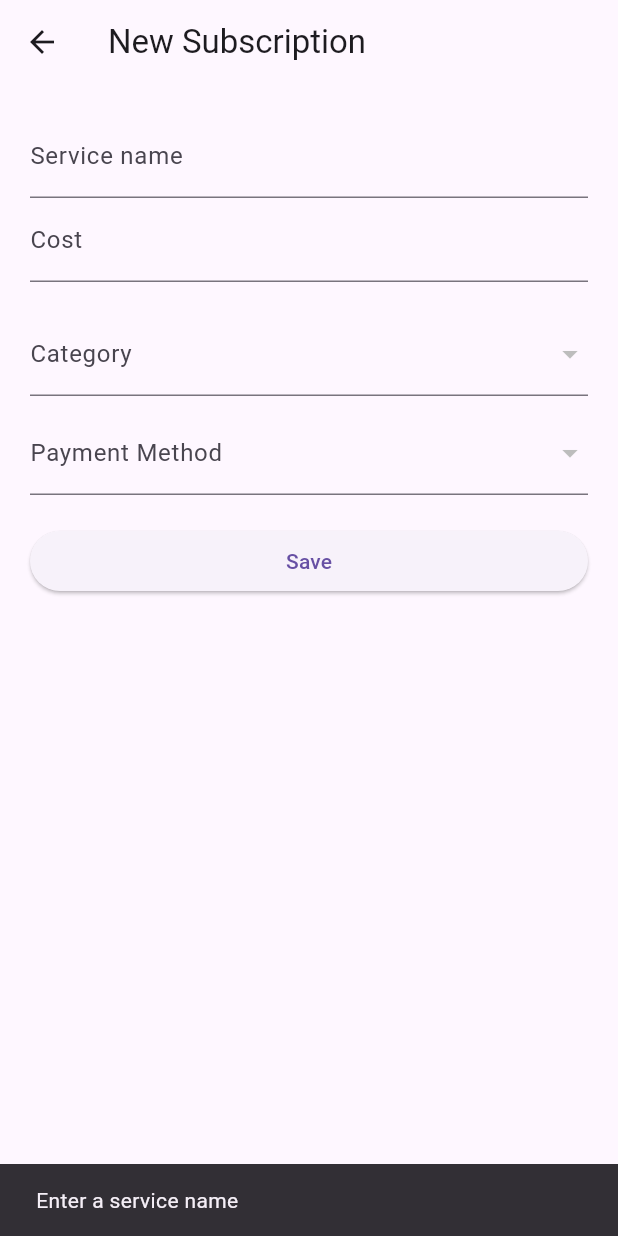
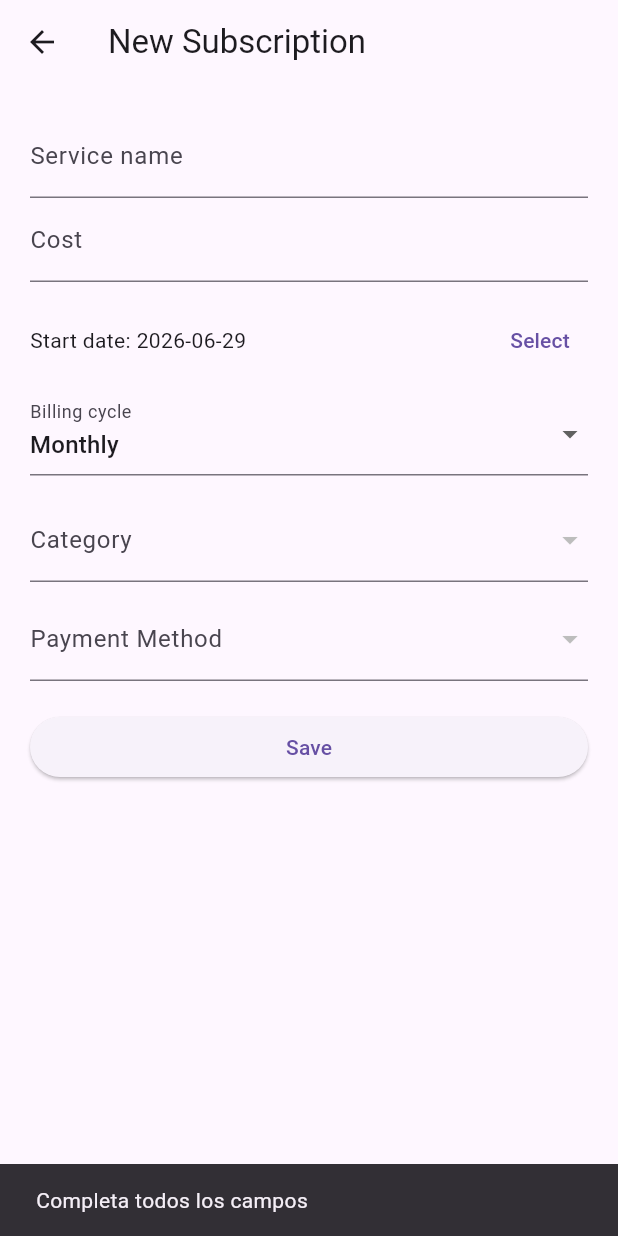
Before and after one commit to Masu-113/admin_suscription_app, a Flutter app: the AddSubscriptionScreen screen opened directly, after a tap on "Save", on a phone screen of 412 x 824 dp. Run offline on Flutter 3.47's test engine with Material 3 defaults, Android fonts, the phone set to English and light mode, and no system bars; our stand-ins replace sqflite; accounts and stored records are empty.

Commit message:
Implementacion de billing cycle al momento de añadir una suscripcion.

```diff
--- a/lib/data/repositories/subscription_repository.dart
+++ b/lib/data/repositories/subscription_repository.dart
@@ -1,3 +1,4 @@
+import 'package:admin_suscription_app/models/billing_cycle.dart';
 import 'package:admin_suscription_app/models/subscription_full.dart';
 import '../local/database_helper.dart';
 import '../../models/subscription.dart';
@@ -5,14 +6,13 @@ import '../../models/subscription.dart';
 class SubscriptionRepository {
   final dbHelper = DatabaseHelper();
 
-  // INSERTAR SUSCRIPCIÓN
+  // 🟢 INSERTAR SUSCRIPCIÓN
   Future<void> insertSubscription(Subscription sub) async {
     final db = await dbHelper.database;
-
     await db.insert('subscriptions', sub.toMap());
   }
 
-  // OBTENER SUSCRIPCIONES BÁSICAS
+  // 🟢 OBTENER BÁSICAS
   Future<List<Subscription>> getSubscriptions() async {
     final db = await dbHelper.database;
 
@@ -23,7 +23,14 @@ class SubscriptionRepository {
         id: map['id'] as int?,
         serviceName: (map['service_name'] ?? '') as String,
         cost: (map['cost'] as num).toDouble(),
-        renewalDate: DateTime.parse(map['renewal_date'] as String),
+
+        startDate: DateTime.parse(map['start_date'] as String),
+
+        billingCycle: BillingCycle.values.firstWhere(
+          (e) => e.name == map['billing_cycle'],
+          orElse: () => BillingCycle.monthly,
+        ),
+
         status: (map['status'] ?? 'Active') as String,
         categoryId: map['category_id'] as int?,
         paymentMethodId: map['payment_method_id'] as int?,
@@ -31,7 +38,7 @@ class SubscriptionRepository {
     }).toList();
   }
 
-  // OBTENER SUSCRIPCIONES CON NOMBRES (JOIN MANUAL)
+  // 🟢 FULL (JOIN MANUAL)
   Future<List<SubscriptionFull>> getSubscriptionsFull() async {
     final db = await dbHelper.database;
 
@@ -42,27 +49,36 @@ class SubscriptionRepository {
     return subs.map((s) {
       final sub = Subscription(
         id: s['id'] as int?,
-        serviceName: s['service_name'] as String,
+        serviceName: (s['service_name'] ?? '') as String,
         cost: (s['cost'] as num).toDouble(),
-        renewalDate: DateTime.parse(s['renewal_date'] as String),
-        status: s['status'] as String,
+
+        startDate: DateTime.parse(s['start_date'] as String),
+
+        billingCycle: BillingCycle.values.firstWhere(
+          (e) => e.name == s['billing_cycle'],
+          orElse: () => BillingCycle.monthly,
+        ),
+
+        status: (s['status'] ?? 'Active') as String,
         categoryId: s['category_id'] as int?,
         paymentMethodId: s['payment_method_id'] as int?,
       );
-      // CATEGORY NAME (SAFE CAST)
+
+      // 🟢 CATEGORY NAME SAFE
       final categoryName =
-          (categories.firstWhere(
+          categories.firstWhere(
                 (c) => c['id'] == sub.categoryId,
                 orElse: () => {'name': 'Unknown'},
               )['name']
-              as String);
-      // PAYMENT NAME (SAFE CAST)
+              as String;
+
+      // 🟢 PAYMENT NAME SAFE
       final paymentName =
-          (payments.firstWhere(
+          payments.firstWhere(
                 (p) => p['id'] == sub.paymentMethodId,
                 orElse: () => {'type': 'Unknown'},
               )['type']
-              as String);
+              as String;
 
       return SubscriptionFull(
         subscription: sub,
@@ -72,14 +88,14 @@ class SubscriptionRepository {
     }).toList();
   }
 
-  // ELIMINAR SUSCRIPCIÓN
+  // 🟢 DELETE
   Future<void> deleteSubscription(int id) async {
     final db = await dbHelper.database;
 
     await db.delete('subscriptions', where: 'id = ?', whereArgs: [id]);
   }
 
-  // ACTUALIZAR SUSCRIPCIÓN
+  // 🟢 UPDATE
   Future<void> updateSubscription(Subscription sub) async {
     final db = await dbHelper.database;
 
--- /dev/null
+++ b/lib/models/billing_cycle.dart
@@ -0,0 +1,25 @@
+enum BillingCycle { monthly, yearly }
+
+extension BillingCycleExtension on BillingCycle {
+  String get label {
+    switch (this) {
+      case BillingCycle.monthly:
+        return "Monthly";
+      case BillingCycle.yearly:
+        return "Yearly";
+    }
+  }
+
+  int get months {
+    switch (this) {
+      case BillingCycle.monthly:
+        return 1;
+      case BillingCycle.yearly:
+        return 12;
+    }
+  }
+
+  DateTime nextDate(DateTime from) {
+    return DateTime(from.year, from.month + months, from.day);
+  }
+}
--- a/lib/models/subscription.dart
+++ b/lib/models/subscription.dart
@@ -1,3 +1,5 @@
+import 'billing_cycle.dart';
+
 class Subscription {
   int? id;
 
@@ -5,7 +7,9 @@ class Subscription {
 
   double cost;
 
-  DateTime renewalDate;
+  DateTime startDate;
+
+  BillingCycle billingCycle;
 
   String status;
 
@@ -15,34 +19,24 @@ class Subscription {
 
   Subscription({
     this.id,
-
     required this.serviceName,
-
     required this.cost,
-
-    required this.renewalDate,
-
+    required this.startDate,
+    required this.billingCycle,
     required this.status,
-
     this.categoryId,
-
     this.paymentMethodId,
   });
 
   Map<String, dynamic> toMap() {
     return {
       'id': id,
-
       'service_name': serviceName,
-
       'cost': cost,
-
-      'renewal_date': renewalDate.toIso8601String(),
-
+      'start_date': startDate.toIso8601String(),
+      'billing_cycle': billingCycle.name,
       'status': status,
-
       'category_id': categoryId,
-
       'payment_method_id': paymentMethodId,
     };
   }
@@ -50,17 +44,15 @@ class Subscription {
   factory Subscription.fromMap(Map<String, dynamic> map) {
     return Subscription(
       id: map['id'],
-
       serviceName: map['service_name'],
-
       cost: map['cost'],
-
-      renewalDate: DateTime.parse(map['renewal_date']),
-
+      startDate: DateTime.parse(map['start_date']),
+      billingCycle: BillingCycle.values.firstWhere(
+        (e) => e.name == map['billing_cycle'],
+        orElse: () => BillingCycle.monthly,
+      ),
       status: map['status'],
-
       categoryId: map['category_id'],
-
       paymentMethodId: map['payment_method_id'],
     );
   }
--- a/lib/screens/add_subscription_screen.dart
+++ b/lib/screens/add_subscription_screen.dart
@@ -2,6 +2,7 @@ import 'package:flutter/material.dart';
 import 'package:provider/provider.dart';
 
 import '../models/subscription.dart';
+import '../models/billing_cycle.dart';
 import '../providers/subscription_provider.dart';
 import '../providers/category_provider.dart';
 import '../providers/payment_method_provider.dart';
@@ -17,14 +18,16 @@ class AddSubscriptionScreen extends StatefulWidget {
 
 class _AddSubscriptionScreenState extends State<AddSubscriptionScreen> {
   final nameController = TextEditingController();
-
   final costController = TextEditingController();
 
   late bool isEditing;
 
   int? selectedCategoryId;
+  int? selectedPaymentId;
 
-  int? selectedPaymentId;
+  DateTime? selectedStartDate;
+
+  BillingCycle selectedCycle = BillingCycle.monthly;
 
   @override
   void initState() {
@@ -33,39 +36,50 @@ class _AddSubscriptionScreenState extends State<AddSubscriptionScreen> {
     isEditing = widget.subscription != null;
 
     if (isEditing) {
-      nameController.text = widget.subscription!.serviceName;
+      final sub = widget.subscription!;
 
-      costController.text = widget.subscription!.cost.toString();
+      nameController.text = sub.serviceName;
+      costController.text = sub.cost.toString();
 
-      selectedCategoryId = widget.subscription!.categoryId;
+      selectedCategoryId = sub.categoryId;
+      selectedPaymentId = sub.paymentMethodId;
 
-      selectedPaymentId = widget.subscription!.paymentMethodId;
+      selectedStartDate = sub.startDate;
+      selectedCycle = sub.billingCycle;
+    } else {
+      selectedStartDate = DateTime.now();
     }
   }
 
   @override
   void dispose() {
     nameController.dispose();
-
     costController.dispose();
-
     super.dispose();
   }
 
+  Future<void> _pickDate() async {
+    final date = await showDatePicker(
+      context: context,
+      initialDate: selectedStartDate ?? DateTime.now(),
+      firstDate: DateTime(2000),
+      lastDate: DateTime(2100),
+    );
+
+    if (date != null) {
+      setState(() {
+        selectedStartDate = date;
+      });
+    }
+  }
+
   Future<void> save() async {
-    if (nameController.text.trim().isEmpty) {
-      ScaffoldMessenger.of(
-        context,
-      ).showSnackBar(const SnackBar(content: Text("Enter a service name")));
-
-      return;
-    }
-
-    if (costController.text.trim().isEmpty) {
-      ScaffoldMessenger.of(
-        context,
-      ).showSnackBar(const SnackBar(content: Text("Enter a cost")));
-
+    if (nameController.text.trim().isEmpty ||
+        costController.text.trim().isEmpty ||
+        selectedStartDate == null) {
+      ScaffoldMessenger.of(context).showSnackBar(
+        const SnackBar(content: Text("Completa todos los campos")),
+      );
       return;
     }
 
@@ -75,23 +89,17 @@ class _AddSubscriptionScreenState extends State<AddSubscriptionScreen> {
       ScaffoldMessenger.of(
         context,
       ).showSnackBar(const SnackBar(content: Text("Invalid cost")));
-
       return;
     }
 
     final subscription = Subscription(
       id: widget.subscription?.id,
-
       serviceName: nameController.text.trim(),
-
       cost: cost,
-
-      renewalDate: widget.subscription?.renewalDate ?? DateTime.now(),
-
+      startDate: selectedStartDate!,
+      billingCycle: selectedCycle,
       status: widget.subscription?.status ?? "Active",
-
       categoryId: selectedCategoryId,
-
       paymentMethodId: selectedPaymentId,
     );
 
@@ -103,9 +111,7 @@ class _AddSubscriptionScreenState extends State<AddSubscriptionScreen> {
       await provider.addSubscription(subscription);
     }
 
-    if (mounted) {
-      Navigator.pop(context);
-    }
+    if (mounted) Navigator.pop(context);
   }
 
   @override
@@ -122,45 +128,64 @@ class _AddSubscriptionScreenState extends State<AddSubscriptionScreen> {
           children: [
             TextField(
               controller: nameController,
-
               decoration: const InputDecoration(labelText: "Service name"),
             ),
 
             TextField(
               controller: costController,
-
               keyboardType: const TextInputType.numberWithOptions(
                 decimal: true,
               ),
-
               decoration: const InputDecoration(labelText: "Cost"),
             ),
 
-            const SizedBox(height: 20),
+            const SizedBox(height: 15),
+
+            // 📅 START DATE
+            Row(
+              children: [
+                Expanded(
+                  child: Text(
+                    "Start date: ${selectedStartDate?.toLocal().toString().split(' ')[0] ?? ''}",
+                  ),
+                ),
+                TextButton(onPressed: _pickDate, child: const Text("Select")),
+              ],
+            ),
+
+            const SizedBox(height: 10),
+
+            // 🔁 BILLING CYCLE
+            DropdownButtonFormField<BillingCycle>(
+              initialValue: selectedCycle,
+              items: BillingCycle.values.map((c) {
+                return DropdownMenuItem(
+                  value: c,
+                  child: Text(c == BillingCycle.monthly ? "Monthly" : "Yearly"),
+                );
+              }).toList(),
+              onChanged: (value) {
+                if (value != null) {
+                  setState(() {
+                    selectedCycle = value;
+                  });
+                }
+              },
+              decoration: const InputDecoration(labelText: "Billing cycle"),
+            ),
+
+            const SizedBox(height: 15),
 
             Consumer<CategoryProvider>(
               builder: (context, provider, _) {
-                final hasValue = provider.categories.any(
-                  (c) => c.id == selectedCategoryId,
-                );
-
                 return DropdownButtonFormField<int>(
-                  initialValue: hasValue ? selectedCategoryId : null,
-
+                  initialValue: selectedCategoryId,
                   items: provider.categories.map((c) {
-                    return DropdownMenuItem<int>(
-                      value: c.id,
-
-                      child: Text(c.name),
-                    );
+                    return DropdownMenuItem(value: c.id, child: Text(c.name));
                   }).toList(),
-
                   onChanged: (value) {
-                    setState(() {
-                      selectedCategoryId = value;
-                    });
+                    setState(() => selectedCategoryId = value);
                   },
-
                   decoration: const InputDecoration(labelText: "Category"),
                 );
               },
@@ -170,27 +195,14 @@ class _AddSubscriptionScreenState extends State<AddSubscriptionScreen> {
 
             Consumer<PaymentMethodProvider>(
               builder: (context, provider, _) {
-                final hasValue = provider.methods.any(
-                  (m) => m.id == selectedPaymentId,
-                );
-
                 return DropdownButtonFormField<int>(
-                  initialValue: hasValue ? selectedPaymentId : null,
-
+                  value: selectedPaymentId,
                   items: provider.methods.map((m) {
-                    return DropdownMenuItem<int>(
-                      value: m.id,
-
-                      child: Text(m.type),
-                    );
+                    return DropdownMenuItem(value: m.id, child: Text(m.type));
                   }).toList(),
-
                   onChanged: (value) {
-                    setState(() {
-                      selectedPaymentId = value;
-                    });
+                    setState(() => selectedPaymentId = value);
                   },
-
                   decoration: const InputDecoration(
                     labelText: "Payment Method",
                   ),
@@ -202,10 +214,8 @@ class _AddSubscriptionScreenState extends State<AddSubscriptionScreen> {
 
             SizedBox(
               width: double.infinity,
-
               child: ElevatedButton(
                 onPressed: save,
-
                 child: Text(isEditing ? "Update" : "Save"),
               ),
             ),
```
Also changed, not shown: lib/data/local/database_helper.dart (+16 -44 lines), lib/screens/home_screen.dart (+16 -11 lines), lib/screens/payment_method_screen.dart (+33 -20 lines), lib/screens/subscription_detail_screen.dart (+63 -16 lines).
